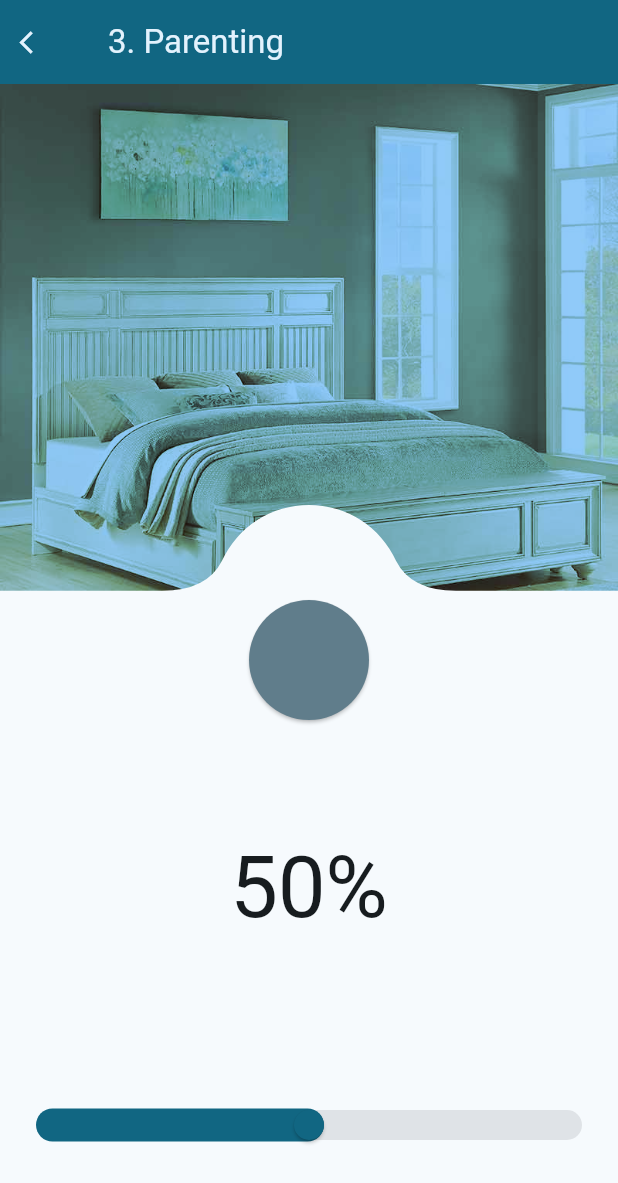
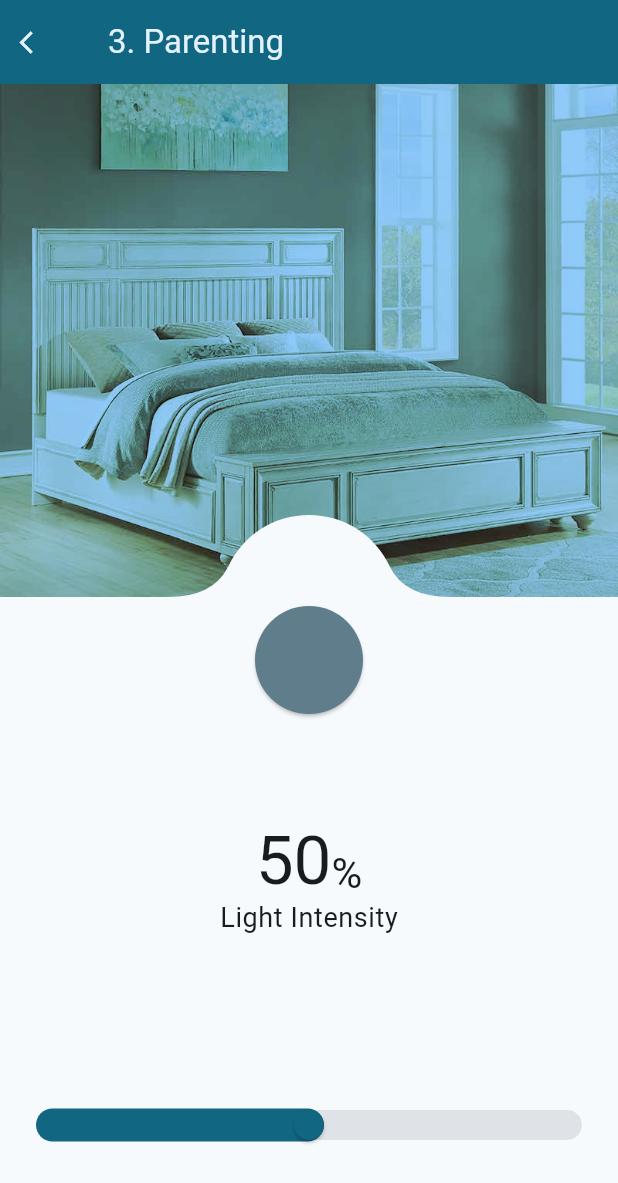
Before and after one commit to ash-valley/flutter_12uiux, a Flutter app: the Parenting screen opened by its route, on a phone screen of 412 x 824 dp. Shown: the top 1183 px of the screen. Run offline on Flutter 3.47's test engine with Material 2 defaults, Android fonts, the phone set to English and light mode, and no system bars; our stand-ins replace go_router.

Commit message:
feat(parenting): layout修正

```diff
--- a/lib/page/parenting.dart
+++ b/lib/page/parenting.dart
@@ -1,7 +1,7 @@
 import 'package:flutter/material.dart';
 import 'package:flutter_12uiux/common/scaffold.dart';
 
-const sliderRadius = 40.0;
+const double sliderRadius = 36;
 
 class Parenting extends StatelessWidget {
   const Parenting({super.key, required this.title});
@@ -24,35 +24,56 @@ class _ParentingSlider extends StatefulWidget {
   State<_ParentingSlider> createState() => _ParentingSliderState();
 }
 
-class _ParentingSliderState extends State<_ParentingSlider> {
+class _ParentingSliderState extends State<_ParentingSlider>
+    with TickerProviderStateMixin {
   double _lightIntensity = 0.5;
+  late AnimationController _animationController;
+  String get displayLightIntensity =>
+      (_lightIntensity * 100).round().toString();
 
   @override
   void initState() {
     super.initState();
+    _animationController = AnimationController(
+      value: 0.5,
+      vsync: this,
+      duration: const Duration(microseconds: 100),
+    );
+  }
+
+  @override
+  void dispose() {
+    _animationController.dispose();
+    super.dispose();
   }
 
   @override
   Widget build(BuildContext context) {
     final meSize = MediaQuery.of(context).size;
     return Stack(
-      clipBehavior: Clip.none,
       alignment: Alignment.center,
       children: [
         Align(
           alignment: Alignment.topCenter,
           child: SizedBox(
-            height: meSize.height * 0.41,
+            height: meSize.height * 0.415,
             width: meSize.width,
-            child: ClipPath(
-              clipper: SliderClipper(
-                lightIntensity: _lightIntensity,
-              ),
+            child: AnimatedBuilder(
+              animation: _animationController,
+              builder: (context, child) {
+                return ClipPath(
+                  clipper: SliderClipper(
+                    lightIntensity: _animationController.value,
+                  ),
+                  child: child,
+                );
+              },
               child: Image.asset(
                 'assets/parenting/beds.jpg',
                 fit: BoxFit.fitWidth,
                 colorBlendMode: BlendMode.darken,
                 color: Colors.blue.withOpacity(1 - _lightIntensity),
+                alignment: Alignment.bottomCenter,
               ),
             ),
           ),
@@ -68,28 +89,32 @@ class _ParentingSliderState extends State<_ParentingSlider> {
             child: Slider(
               value: _lightIntensity,
               divisions: 100,
-              onChanged: ((value) {}),
+              onChanged: (value) {},
             ),
           ),
         ),
         Positioned(
           bottom: 200,
-          child: Text(
-            '${(_lightIntensity * 100).round().toString()}%',
-            style: Theme.of(context).textTheme.headline1,
+          child: LightIntensityLabel(
+            displayLightIntensity: displayLightIntensity,
           ),
         ),
         SliderTheme(
           data: SliderTheme.of(context).copyWith(
             trackHeight: 0,
             thumbColor: Colors.blueGrey,
-            thumbShape:
-                const RoundSliderThumbShape(enabledThumbRadius: sliderRadius),
+            thumbShape: const RoundSliderThumbShape(
+              enabledThumbRadius: sliderRadius,
+            ),
           ),
           child: Slider(
             value: _lightIntensity,
             divisions: 100,
             onChanged: ((value) {
+              _animationController.animateTo(
+                value,
+                curve: Curves.easeOutExpo,
+              );
               setState(() {
                 _lightIntensity = value;
               });
@@ -147,3 +172,40 @@ class SliderClipper extends CustomClipper<Path> {
     return true;
   }
 }
+
+class LightIntensityLabel extends StatelessWidget {
+  const LightIntensityLabel({
+    super.key,
+    required this.displayLightIntensity,
+  });
+
+  final String displayLightIntensity;
+
+  @override
+  Widget build(BuildContext context) {
+    return Column(
+      mainAxisSize: MainAxisSize.min,
+      children: [
+        Row(
+          crossAxisAlignment: CrossAxisAlignment.end,
+          children: [
+            Text(
+              displayLightIntensity,
+              style: Theme.of(context).textTheme.headline2,
+            ),
+            Text(
+              '%',
+              style: Theme.of(context).textTheme.headline4,
+            )
+          ],
+        ),
+        Text(
+          'Light Intensity',
+          style: Theme.of(context).textTheme.caption?.copyWith(
+                fontSize: 18,
+              ),
+        ),
+      ],
+    );
+  }
+}
```
